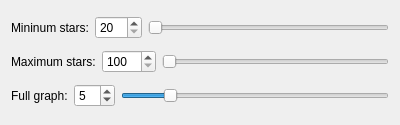
The window that src/QtProcessing/QtProcessing/Multi2Multi/starregister.ui (AstroStacking/AstroStack) describes before a commit, drawn with Qt 5.
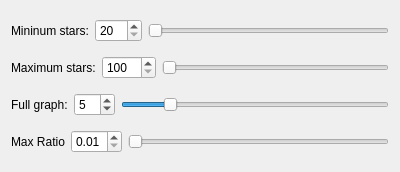
The same window after the commit.

Patch:
```diff
--- a/src/QtProcessing/QtProcessing/Multi2Multi/starregister.ui
+++ b/src/QtProcessing/QtProcessing/Multi2Multi/starregister.ui
@@ -7,7 +7,7 @@
     <x>0</x>
     <y>0</y>
     <width>400</width>
-    <height>125</height>
+    <height>172</height>
    </rect>
   </property>
   <property name="sizePolicy">
@@ -164,6 +164,52 @@
      </item>
     </layout>
    </item>
+   <item>
+    <layout class="QHBoxLayout" name="horizontalLayout_5">
+     <item>
+      <widget class="QLabel" name="label_6">
+       <property name="text">
+        <string>Max Ratio</string>
+       </property>
+      </widget>
+     </item>
+     <item>
+      <widget class="QDoubleSpinBox" name="maxRatio">
+       <property name="decimals">
+        <number>2</number>
+       </property>
+       <property name="minimum">
+        <double>0.010000000000000</double>
+       </property>
+       <property name="maximum">
+        <double>0.500000000000000</double>
+       </property>
+       <property name="singleStep">
+        <double>0.010000000000000</double>
+       </property>
+       <property name="value">
+        <double>0.010000000000000</double>
+       </property>
+      </widget>
+     </item>
+     <item>
+      <widget class="QSlider" name="maxRatioSlider">
+       <property name="minimum">
+        <number>1</number>
+       </property>
+       <property name="maximum">
+        <number>50</number>
+       </property>
+       <property name="value">
+        <number>1</number>
+       </property>
+       <property name="orientation">
+        <enum>Qt::Horizontal</enum>
+       </property>
+      </widget>
+     </item>
+    </layout>
+   </item>
   </layout>
  </widget>
  <resources/>
```
